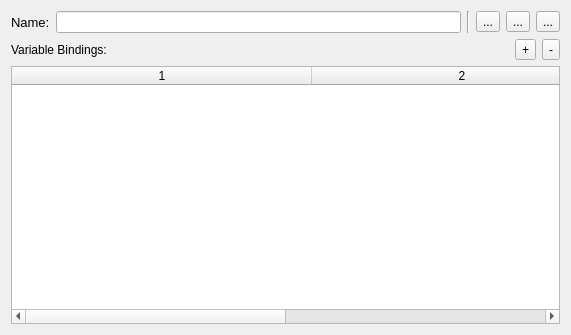
Qt form gui/src/widgets/HkTopNavigatorWidget.ui (aerisarn/ck-cmd) before a commit.
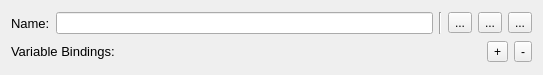
The same form after that commit.

The edit to the form file:
```diff
--- a/gui/src/widgets/HkTopNavigatorWidget.ui
+++ b/gui/src/widgets/HkTopNavigatorWidget.ui
@@ -6,8 +6,8 @@
    <rect>
     <x>0</x>
     <y>0</y>
-    <width>571</width>
-    <height>335</height>
+    <width>543</width>
+    <height>75</height>
    </rect>
   </property>
   <property name="sizePolicy">
@@ -72,11 +72,14 @@
     </layout>
    </item>
    <item>
-    <layout class="QVBoxLayout" name="verticalLayout">
-     <item>
       <layout class="QHBoxLayout" name="horizontalLayout_2">
        <item>
         <widget class="QLabel" name="label">
+       <property name="font">
+        <font>
+         <pointsize>10</pointsize>
+        </font>
+       </property>
          <property name="text">
           <string>Variable Bindings:</string>
          </property>
@@ -99,24 +102,7 @@
       </layout>
      </item>
      <item>
-      <widget class="QTableWidget" name="tableWidget">
-       <property name="columnCount">
-        <number>2</number>
-       </property>
-       <attribute name="horizontalHeaderMinimumSectionSize">
-        <number>32</number>
-       </attribute>
-       <attribute name="horizontalHeaderDefaultSectionSize">
-        <number>300</number>
-       </attribute>
-       <attribute name="verticalHeaderDefaultSectionSize">
-        <number>24</number>
-       </attribute>
-       <column/>
-       <column/>
-      </widget>
-     </item>
-    </layout>
+    <layout class="QGridLayout" name="bindingsVerticalLayout"/>
    </item>
   </layout>
  </widget>
```
Left out of the diff: 2 changed lines with no effect on the pictures. Lines whose indentation alone changed are shown as unchanged.
